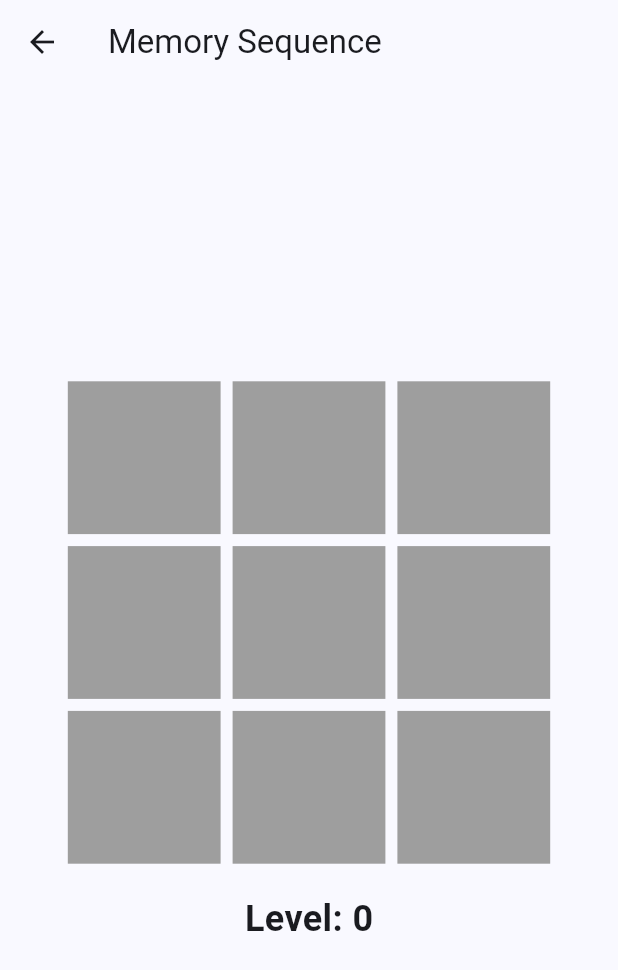
After one commit to Zxoir/RapidMind, a Flutter app: the SequenceMemoryPage screen opened directly, on a phone screen of 412 x 824 dp. The commit adds this screen. Shown: the top 970 px of the screen. Run offline on Flutter 3.47's test engine with Material 3 defaults, Android fonts, the phone set to English and light mode, and no system bars.

Commit message:
Add Sequence Memory Game Page to App
- Implemented a new page for a sequence memory game in the app.
- Added grid layout with interactive tiles for user input.
- Integrated sequence generation and animation for game play.
- Added attempt tracking and game over handling.
- Ensured layout is responsive and UI elements are correctly aligned.

```diff
--- a/lib/gunslinger_page.dart
+++ b/lib/gunslinger_page.dart
@@ -64,7 +64,7 @@ class _GunslingerPageState extends State<GunslingerPage> {
             child: Center(
               child: Text(
                 _isGameActive && !_stopwatch.isRunning ? 'Wait for it...' : _resultMessage,
-                style: TextStyle(
+                style: const TextStyle(
                   fontSize: 24,
                   color: Colors.white,
                 ),
--- /dev/null
+++ b/lib/sequence_memory_page.dart
@@ -0,0 +1,163 @@
+import 'dart:async';
+import 'dart:math';
+import 'package:collection/collection.dart';
+import 'package:flutter/material.dart';
+
+class SequenceMemoryPage extends StatefulWidget {
+  const SequenceMemoryPage({super.key});
+
+  @override
+  State<SequenceMemoryPage> createState() => _SequenceMemoryState();
+}
+
+class _SequenceMemoryState extends State<SequenceMemoryPage> {
+  final List<int> _sequence = [];
+  final List<int> _userSequence = [];
+  bool _isAnimating = true;
+  final List<Color> _cellColors = List.generate(9, (_) => Colors.grey);
+  int _level = 0;
+
+  @override
+  void initState() {
+    super.initState();
+    _startNewGame();
+  }
+
+  void _startNewGame() {
+    setState(() {
+      _sequence.clear();
+      _userSequence.clear();
+      _generateSequence();
+      _animateSequence();
+      _level = 0;
+    });
+  }
+
+  void _generateSequence() {
+    _sequence.add(Random().nextInt(9)); // Add a random cell index
+  }
+
+  Future<void> _animateSequence() async {
+    await Future.delayed(const Duration(seconds: 1));
+
+    setState(() {
+      _isAnimating = true;
+    });
+
+    for (int index in _sequence) {
+      _highlightCell(index, Colors.blue);
+      await Future.delayed(const Duration(milliseconds: 500));
+      _highlightCell(index, Colors.grey);
+      await Future.delayed(const Duration(milliseconds: 500));
+    }
+
+    setState(() {
+      _isAnimating = false;
+    });
+  }
+
+  void _highlightCell(int index, Color color) {
+    setState(() {
+      _cellColors[index] = color;
+    });
+  }
+
+  void _handleTap(int index) {
+    if (_isAnimating) return;
+
+    setState(() {
+      _userSequence.add(index);
+      _highlightCell(index, Colors.green);
+    });
+
+    // Delay to revert the color after the user taps
+    Future.delayed(const Duration(milliseconds: 500), () {
+      setState(() {
+        _cellColors[index] = Colors.grey; // Revert color
+      });
+    });
+
+    if (_userSequence.length == _sequence.length) {
+      _checkSequence();
+    }
+  }
+
+  void _checkSequence() {
+    if (_userSequence.length == _sequence.length &&
+        const ListEquality().equals(_userSequence, _sequence)) {
+      _level++;
+      _userSequence.clear();
+      _generateSequence();
+      _animateSequence();
+    } else {
+      _showGameOverDialog();
+    }
+  }
+
+  void _showGameOverDialog() {
+    showDialog(
+      context: context,
+      builder: (context) => AlertDialog(
+        title: const Text('Game Over'),
+        content: const Text('You failed to match the sequence.'),
+        actions: [
+          TextButton(
+            onPressed: () {
+              Navigator.of(context).pop();
+              _startNewGame();
+            },
+            child: const Text('Try Again'),
+          ),
+        ],
+      ),
+    );
+  }
+
+  @override
+  Widget build(BuildContext context) {
+    return Scaffold(
+    appBar: AppBar(
+    title: const Text('Memory Sequence'),
+    ),
+      body: Column(
+        mainAxisAlignment: MainAxisAlignment.center,
+        children: [
+          Center(
+            child: LayoutBuilder(
+              builder: (context, constraints) {
+                final gridSize = min(constraints.maxWidth, constraints.maxHeight) * 0.8;
+                return SizedBox(
+                  width: gridSize,
+                  height: gridSize,
+                  child: GridView.builder(
+                    gridDelegate: const SliverGridDelegateWithFixedCrossAxisCount(
+                      crossAxisCount: 3,
+                    ),
+                    itemCount: 9,
+                    itemBuilder: (context, index) {
+                      return GestureDetector(
+                        onTap: () => _handleTap(index),
+                        child: Container(
+                          margin: const EdgeInsets.all(4),
+                          color: _cellColors[index],
+                        ),
+                      );
+                    },
+                  ),
+                );
+              },
+            ),
+          ),
+          const SizedBox(height: 16), // Space between grid and text
+          Text(
+            'Level: $_level',
+            style: const TextStyle(
+              fontSize: 24,
+              fontWeight: FontWeight.bold,
+            ),
+          ),
+        ],
+      ),
+    );
+  }
+}
--- a/pubspec.yaml
+++ b/pubspec.yaml
@@ -12,6 +12,7 @@ dependencies:
   flutter:
     sdk: flutter
   cupertino_icons: ^1.0.6
+  collection: ^1.18.0
 
 dev_dependencies:
   flutter_test:
```
Also changed, not shown: lib/home_page.dart (+14 -4 lines), pubspec.lock.
